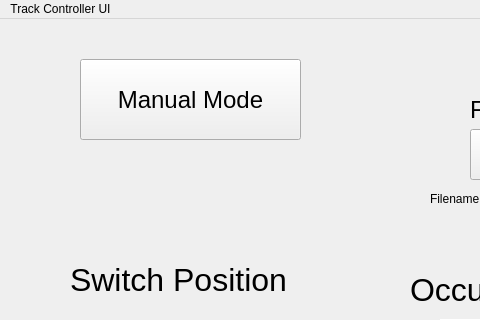
This is Track_Controller_SW/track_controller.ui in LucasZ99/ECE1140SystemsEngineeringProject as Qt 5 draws it before an edit; both pictures show x 0 to 480 and y 0 to 320 of the 757 by 649 pixel window. The edited form follows.
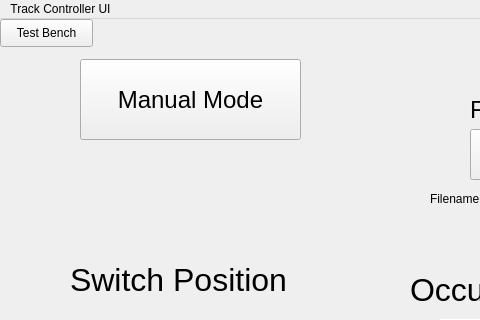
This is the edited form.

```diff
--- a/Track_Controller_SW/track_controller.ui
+++ b/Track_Controller_SW/track_controller.ui
@@ -306,6 +306,19 @@
      <string>RR Crossing:</string>
     </property>
    </widget>
+   <widget class="QPushButton" name="tb_button">
+    <property name="geometry">
+     <rect>
+      <x>0</x>
+      <y>0</y>
+      <width>93</width>
+      <height>28</height>
+     </rect>
+    </property>
+    <property name="text">
+     <string>Test Bench</string>
+    </property>
+   </widget>
   </widget>
   <widget class="QMenuBar" name="menubar">
    <property name="geometry">
```
